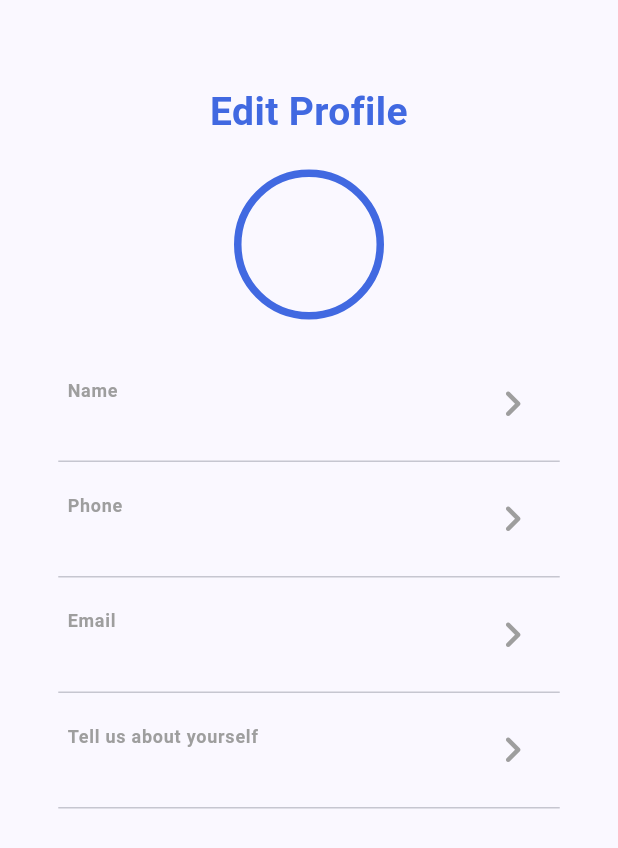
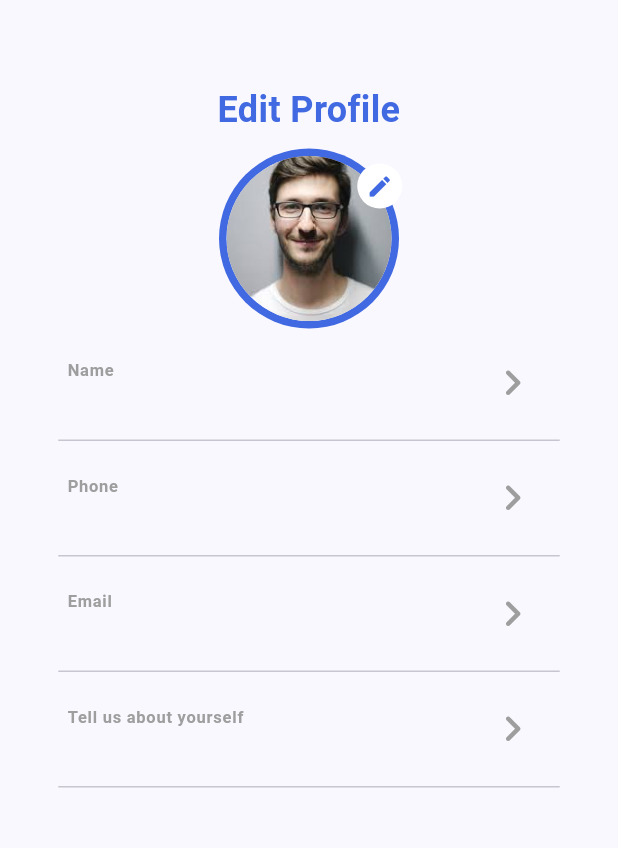
Before and after one commit to darylng154/app_geek_challenge, a Flutter app: the screen it shows after launch, on a phone screen of 412 x 824 dp. Shown: the top 848 px of the screen. Run offline on Flutter 3.47's test engine with Material 3 defaults, Android fonts, the phone set to English and light mode, and no system bars; our stand-ins replace equatable, extended_masked_text, flutter_bloc.

Commit message:
final ui touches

```diff
--- a/lib/features/profile/config.dart
+++ b/lib/features/profile/config.dart
@@ -13,19 +13,28 @@ class Config
   static const double listViewPaddingPerc = 0.07;
 
   // Profile Name & Pic
-  static const double profilePadding = 20;
-  static const double profileNameSize = 26;
+  static const double profilePadding = 9;
+  static const double profilePicPaddingBot = 0;
+  static const double profileNameSize = 24;
+  static const double profilePicBoxSize = 120;
+  static const double profilePicRadius = 55;
+  static const double profilePicBckgndRadius = 60;
+  static const double profilePicEditRadius = 15;
+  static const double profilePicEditSize = 18;
+  static const Color profilePicEditBckgndColor = Colors.white;
+  static const double profilePicEditPosRight = 115;
+  static const double profilePicEditPosTop = 10;
 
   // -------------------------------------------------------------------------
   // Profile Tile Settings
   // Bottom Padding between each Tile (after Divider)
   static const double profileTilePadding = 0;
-  static const double profileTileTitleFontSize = 12;
+  static const double profileTileTitleFontSize = 11;
   static const FontWeight profileTileFontWeight = FontWeight.bold;
   // Actual Color from prototype (Hard to see with white background)
   // static const Color profileTileColor = Color.fromARGB(255, 238, 238, 238);
   static final Color profileTileColor = Colors.grey.shade500;
-  static const double profileTileSubtitleFontSize = 14;
+  static const double profileTileSubtitleFontSize = 12;
   static const Color profileTileSubtileFontColor = Colors.black;
   static const IconData profileTitleIcon = Icons.navigate_next_rounded;
   static const double profileTileIconSize = 35;
@@ -46,6 +55,8 @@ class Config
   static const double textFieldLabelPadding = 5;
   static const double textFieldLabelFontSize = 14;
   static final Color textFieldLabelFontColor  = Colors.grey.shade500;
+  static const double textFieldTextSize  = 14;
+  static const Color textFieldTextFontColor  = Colors.black;
 
   // Update Button Settings
   static const Color updateButtonColor = Colors.black;
--- a/lib/features/profile/presentation/screens/profile_screen.dart
+++ b/lib/features/profile/presentation/screens/profile_screen.dart
@@ -58,7 +58,7 @@ class ProfileScreen extends StatelessWidget
                 // Profile Pic Bottom Padding box
                 const SizedBox
                 (
-                  height: Config.profilePadding,
+                  height: Config.profilePicPaddingBot,
                 ),
 
                 // Profile Column Tiles Widget
@@ -96,17 +96,43 @@ class ProfileScreen extends StatelessWidget
   {
     return Container
     (
-      width: 100,
-      height: 100,
+      width: Config.profilePicBoxSize,
+      height: Config.profilePicBoxSize,
       alignment: Alignment.center,
-      decoration: BoxDecoration
+      child: const Stack
       (
-        shape: BoxShape.circle,
-        border: Border.all
-        (
-          width: 5,
-          color: Config.themeColor,
-        ),
+        fit: StackFit.expand,
+        children:
+        [
+          CircleAvatar
+          (
+            radius: Config.profilePicBckgndRadius,
+            backgroundColor: Config.themeColor,
+            child: CircleAvatar
+            (
+              radius: Config.profilePicRadius,
+              backgroundImage: AssetImage('assets/profile_pic.jpg'),
+              backgroundColor: Colors.white,
+            ),
+          ),
+
+          Positioned
+          (
+            right: Config.profilePicEditPosRight,
+            top: Config.profilePicEditPosTop,
+            child: CircleAvatar
+            (
+              radius: Config.profilePicEditRadius,
+              backgroundColor: Config.profilePicEditBckgndColor,
+              child: Icon
+              (
+                Icons.create_rounded,
+                size: Config.profilePicEditSize,
+                color: Config.themeColor,
+              ),
+            ),
+          )
+        ],
       ),
     );
   }
--- a/lib/features/profile/presentation/widgets/custom_text_field.dart
+++ b/lib/features/profile/presentation/widgets/custom_text_field.dart
@@ -45,6 +45,9 @@ class CustomTextFieldState extends State<CustomTextField>
           maxLines: null,
           decoration: InputDecoration
           (
+            // Used hintText & hintStyle instead of labelText & labelStyle because
+            // labelText cuts off long sentences while hintText doesn't
+            // Also causes label to not show when there is something in the Text Field
             hintText: widget.label,
             hintStyle: TextStyle
             (
@@ -69,6 +72,12 @@ class CustomTextFieldState extends State<CustomTextField>
               borderRadius: const BorderRadius.all(Radius.zero)
             )
           ),
+          style: const TextStyle
+          (
+            fontSize: Config.textFieldTextSize,
+            fontWeight: FontWeight.bold,
+            color: Config.textFieldTextFontColor,
+          ),
         ),
     );
   }
--- a/pubspec.yaml
+++ b/pubspec.yaml
@@ -65,7 +65,8 @@ flutter:
   uses-material-design: true
 
   # To add assets to your application, add an assets section, like this:
-  # assets:
+  assets:
+      - assets/
   #   - images/a_dot_burr.jpeg
   #   - images/a_dot_ham.jpeg
 
```
Also changed, not shown: assets/profile_pic.jpg (added), assets/profile_pic.webp (deleted).
